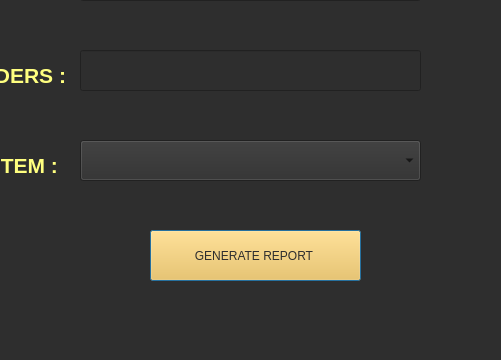
Qt form gen_report.ui (mesum-abbas/Canteen_Managment_System) before a commit; both pictures show x 180 to 681 and y 340 to 700 of the 1000 by 700 pixel window.
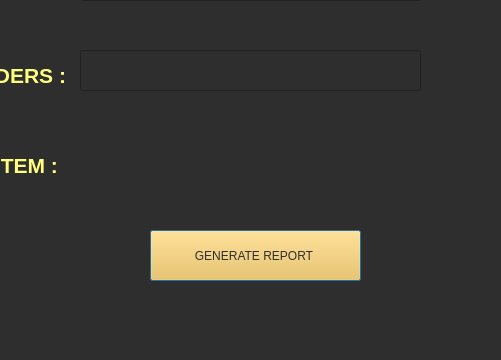
The same form after that commit. Icons and pictures are not drawn.

The edit to the form file:
```diff
--- a/gen_report.ui
+++ b/gen_report.ui
@@ -143,16 +143,6 @@
     <string>&lt;html&gt;&lt;head/&gt;&lt;body&gt;&lt;p&gt;&lt;span style=&quot; font-size:16pt; font-weight:700; color:#ffff7f;&quot;&gt;TO : &lt;/span&gt;&lt;/p&gt;&lt;/body&gt;&lt;/html&gt;</string>
    </property>
   </widget>
-  <widget class="QComboBox" name="comboBox">
-   <property name="geometry">
-    <rect>
-     <x>260</x>
-     <y>480</y>
-     <width>341</width>
-     <height>41</height>
-    </rect>
-   </property>
-  </widget>
   <widget class="QPushButton" name="pushButton">
    <property name="geometry">
     <rect>
```
